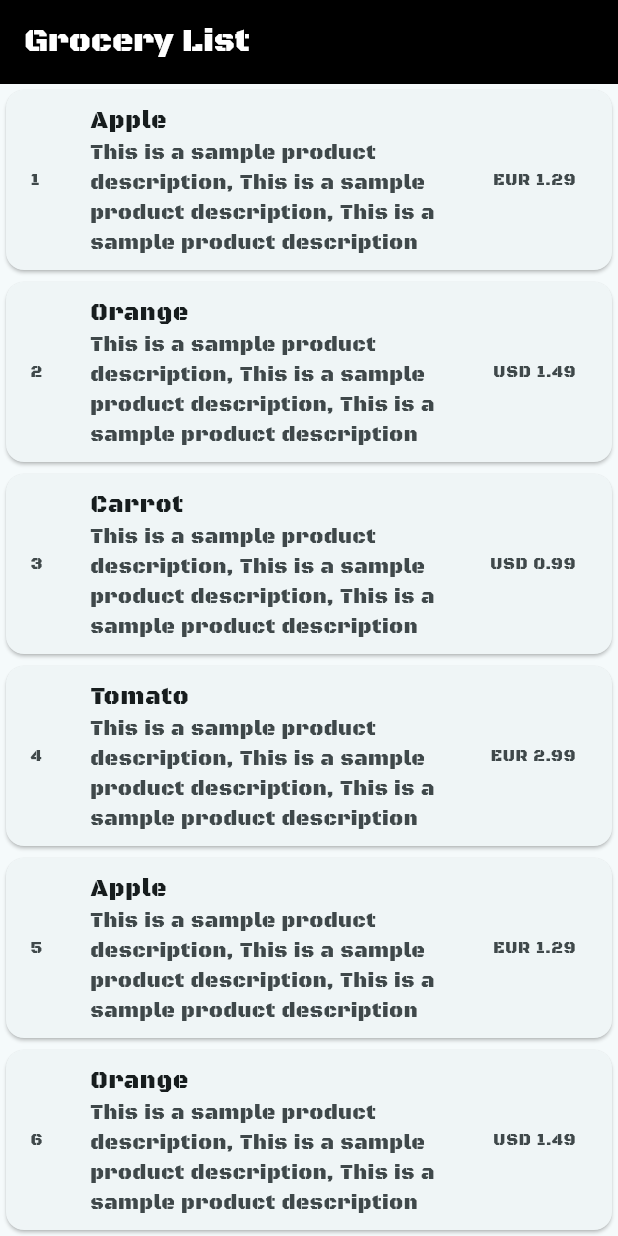
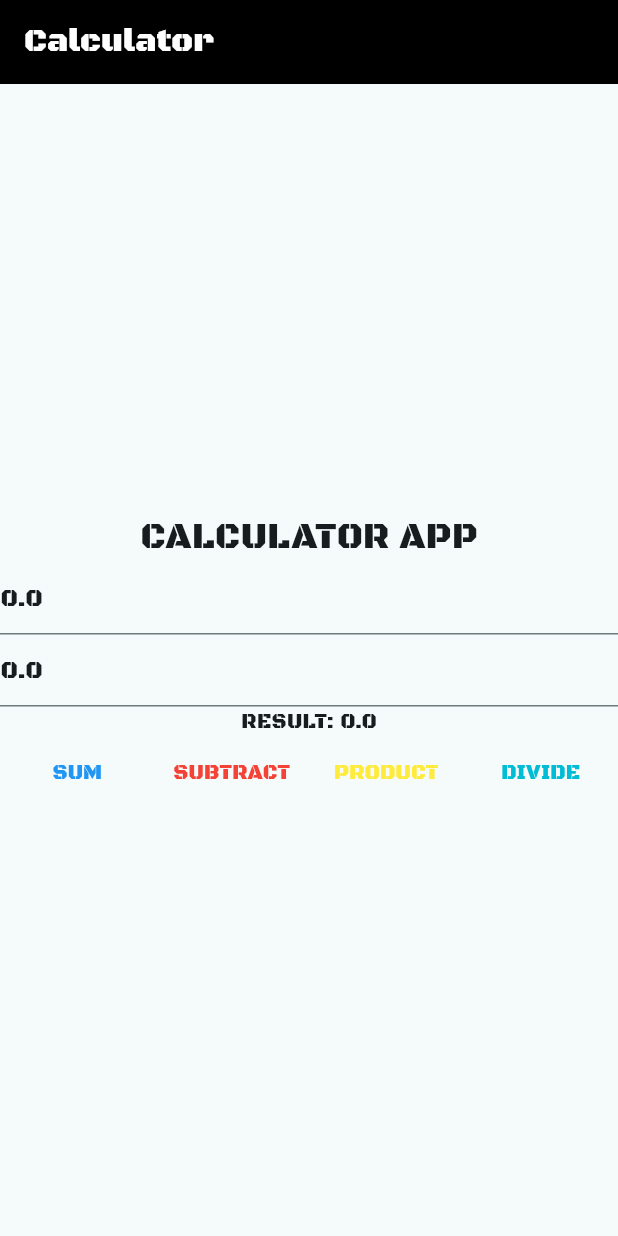
Before and after one commit to naveedahmad-mset/The-Flutter-Way, a Flutter app: the screen it shows after launch, on a phone screen of 412 x 824 dp. Run offline on Flutter 3.47's test engine with Material 3 defaults, Android fonts, the light colour scheme and no system bars; missing offline and left inert: dart:ffi.

Commit message:
Assignment 1

```diff
--- /dev/null
+++ b/lib/Screens/calculator/calculatorPage.dart
@@ -0,0 +1,145 @@
+import 'dart:ffi';
+
+import 'package:flutter/material.dart';
+import 'package:flutter/services.dart';
+
+class CalculatorPage extends StatefulWidget {
+  const CalculatorPage({super.key, required this.title});
+
+  final String title;
+
+  @override
+  State<CalculatorPage> createState() => _CalculatorPageState();
+}
+
+class _CalculatorPageState extends State<CalculatorPage> {
+
+  double _result = 0.0;
+
+  final _fieldOneEditingController = TextEditingController();
+  final _fieldTwoEditingController = TextEditingController();
+
+  @override
+  void initState() {
+    super.initState();
+
+    _fieldOneEditingController.text = "0.0";
+    _fieldTwoEditingController.text = "0.0";
+  }
+
+  void _calculate(int type) {
+
+    setState(() {
+      double valueOne = double.parse(_fieldOneEditingController.text == ""
+          ? "0"
+          : _fieldOneEditingController.text);
+      double valueTwo = double.parse(_fieldTwoEditingController.text == ""
+          ? "0"
+          : _fieldTwoEditingController.text);
+
+      switch (type) {
+        case 1:
+          _result = valueOne + valueTwo;
+          break;
+        case 2:
+          _result = valueOne - valueTwo;
+          break;
+        case 3:
+          _result = valueOne * valueTwo;
+          break;
+        case 4:
+          if (valueTwo == 0.0) {
+            _result = 0.0;
+            return;
+          }
+          _result = valueOne / valueTwo;
+          break;
+        default:
+          _result = 0.0;
+          break;
+      }
+    });
+  }
+
+  @override
+  Widget build(BuildContext context) {
+    return Scaffold(
+      appBar: AppBar(
+        backgroundColor: Colors.black,
+        title: Text(
+          widget.title,
+          style: const TextStyle(color: Colors.white),
+        ),
+      ),
+      body: Column(mainAxisAlignment: MainAxisAlignment.center,
+      children: [
+        const Text("CALCULATOR APP", style: TextStyle(fontSize: 24.0)),
+        TextField(
+              controller: _fieldOneEditingController,
+              keyboardType: TextInputType.number,
+              decoration: const InputDecoration(
+                border: UnderlineInputBorder(),
+                hintText: 'Enter Number Here....',
+              ),
+              inputFormatters: [
+                FilteringTextInputFormatter.allow(RegExp(r'^[0-9]+.?[0-9]*'))
+              ],
+            ),
+            TextField(
+              controller: _fieldTwoEditingController,
+              keyboardType: TextInputType.number,
+              decoration: const InputDecoration(
+                border: UnderlineInputBorder(),
+                hintText: 'Enter Number Here....',
+              ),
+              inputFormatters: [
+                FilteringTextInputFormatter.allow(RegExp(r'^[0-9]+.?[0-9]*'))
+              ],
+            ),
+            Text("RESULT: $_result"),
+            Row(children: [
+              Expanded(child: TextButton(
+                  style: ButtonStyle(
+                    foregroundColor:
+                        MaterialStateProperty.all<Color>(Colors.blue),
+                  ),
+                  onPressed: () {
+                    _calculate(1);
+                  },
+                  child: const Text('SUM'),
+                )),
+                Expanded(child: TextButton(
+                  style: ButtonStyle(
+                    foregroundColor:
+                        MaterialStateProperty.all<Color>(Colors.red),
+                  ),
+                  onPressed: () {
+                    _calculate(2);
+                  },
+                  child: const Text('SUBTRACT'),
+                )),
+                Expanded(child: TextButton(
+                  style: ButtonStyle(
+                    foregroundColor:
+                        MaterialStateProperty.all<Color>(Colors.yellow),
+                  ),
+                  onPressed: () {
+                    _calculate(3);
+                  },
+                  child: const Text('PRODUCT'),
+                )),
+                Expanded(child: TextButton(
+                  style: ButtonStyle(
+                    foregroundColor:
+                        MaterialStateProperty.all<Color>(Colors.cyan),
+                  ),
+                  onPressed: () {
+                    _calculate(4);
+                  },
+                  child: const Text('DIVIDE'),
+                ))
+            ],)
+      ],)
+    );
+  }
+}
--- a/lib/Screens/splash/splashPage.dart
+++ b/lib/Screens/splash/splashPage.dart
@@ -1,4 +1,5 @@
 import 'package:flutter/material.dart';
+import 'package:flutter_assignment_1/Screens/calculator/calculatorPage.dart';
 import 'package:flutter_assignment_1/Screens/groceryList/groceryListPage.dart';
 import 'dart:async';
 
@@ -21,7 +22,7 @@ class _SplashPageState extends State<SplashPage> {
     Timer(
         const Duration(seconds: 2),
         () => Navigator.pushReplacement(
-            context, MaterialPageRoute(builder: (context) => const GroceryListPage(title: 'Grocery List'))));
+            context, MaterialPageRoute(builder: (context) => const CalculatorPage(title: 'Calculator'))));
   }
 
   @override
```
